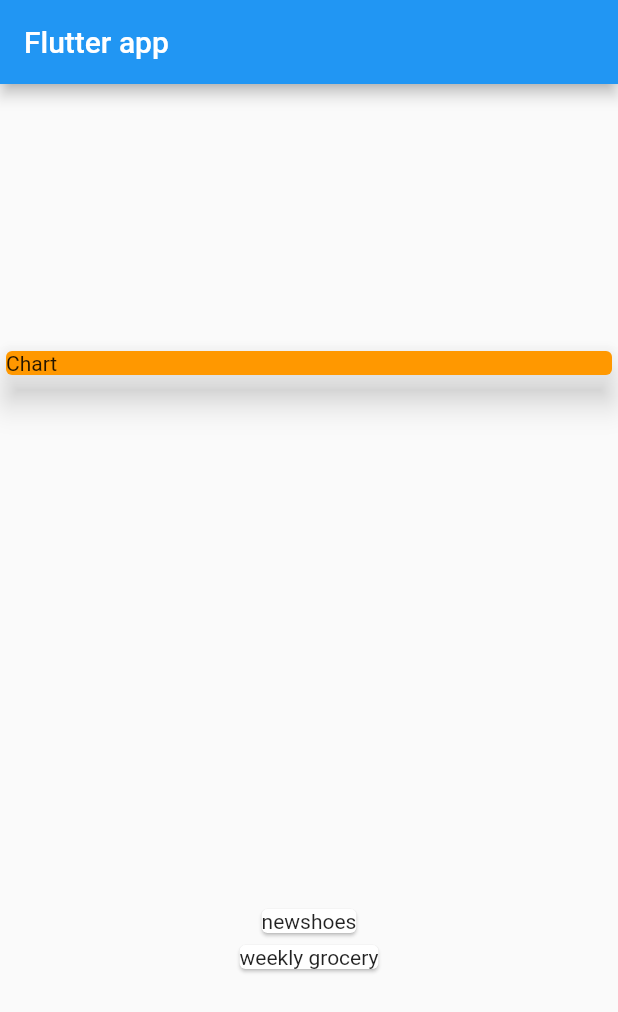
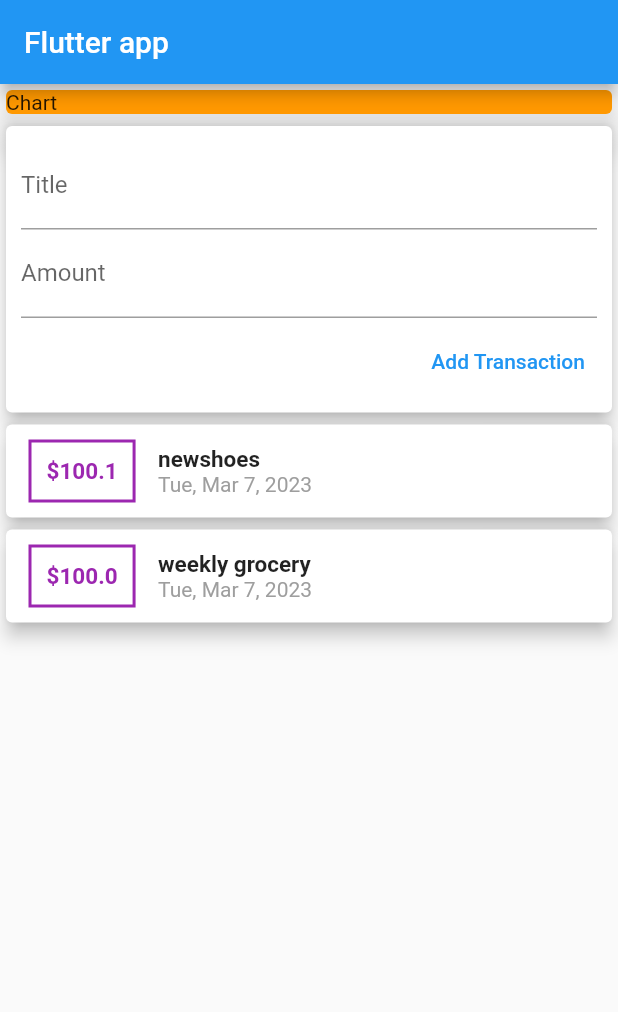
Before and after one commit to Akshatranakoti/flutter_expences, a Flutter app: the screen it shows after launch, on a phone screen of 412 x 824 dp. Shown: the top 1012 px of the screen. Run offline on Flutter 3.47's test engine with Material 2 defaults, Android fonts, the light colour scheme and no system bars.

Commit message:
text_fields

```diff
--- a/lib/main.dart
+++ b/lib/main.dart
@@ -1,5 +1,7 @@
 import 'package:flutter/material.dart';
+import 'package:flutter/services.dart';
 import './transaction.dart';
+import 'package:intl/intl.dart';
 
 void main() {
   runApp(MyApp());
@@ -21,7 +23,7 @@ class MyHomePage extends StatelessWidget {
     Transaction(
       id: 't1',
       title: 'newshoes',
-      amount: 70.1,
+      amount: 100.1,
       date: DateTime.now(),
     ),
     Transaction(
@@ -29,9 +31,12 @@ class MyHomePage extends StatelessWidget {
       title: 'weekly grocery',
       amount: 100,
       date: DateTime.now(),
-    )
+    ),
   ];
-
+  // String? titleInput;
+  // String? amountInput;
+  final titleController = TextEditingController();
+  final amountController = TextEditingController();
   @override
   Widget build(BuildContext context) {
     return Scaffold(
@@ -39,7 +44,7 @@ class MyHomePage extends StatelessWidget {
           title: Text("Flutter app"),
         ),
         body: Column(
-          mainAxisAlignment: MainAxisAlignment.spaceAround,
+          //mainAxisAlignment: MainAxisAlignment.spaceAround,
           crossAxisAlignment: CrossAxisAlignment.stretch,
           children: [
             Container(
@@ -50,11 +55,79 @@ class MyHomePage extends StatelessWidget {
                 child: Text("Chart"),
               ),
             ),
+            Card(
+              elevation: 5,
+              child: Container(
+                padding: EdgeInsets.all(10),
+                child: Column(
+                    crossAxisAlignment: CrossAxisAlignment.end,
+                    children: [
+                      TextField(
+                        decoration: InputDecoration(labelText: 'Title'),
+                        controller: titleController,
+                        // onChanged: (value) {
+                        //   titleInput = value;
+
+                        // },
+                      ),
+                      TextField(
+                        decoration: InputDecoration(labelText: 'Amount'),
+                        controller: amountController,
+                        // onChanged: (value) => amountInput = value,
+                      ),
+                      SizedBox(
+                        height: 5,
+                      ),
+                      TextButton(
+                          onPressed: () {
+                            // print(titleInput);
+                            // print(amountInput);
+                            print(titleController.text);
+                          },
+                          child: Text('Add Transaction'))
+                    ]),
+              ),
+            ),
             Column(
               children: transactions.map((tx) {
                 return Card(
-                  child: Text(tx.title.toString()),
-                );
+                    elevation: 5,
+                    child: Row(
+                      children: [
+                        Container(
+                          decoration: BoxDecoration(
+                              border:
+                                  Border.all(color: Colors.purple, width: 2)),
+                          child: Text(
+                            '\$${tx.amount}',
+                            style: TextStyle(
+                                fontWeight: FontWeight.bold,
+                                fontSize: 15,
+                                color: Colors.purple),
+                          ),
+                          padding: EdgeInsets.all(10),
+                          margin: EdgeInsets.symmetric(
+                              vertical: 10, horizontal: 15),
+                        ),
+                        Column(
+                          crossAxisAlignment: CrossAxisAlignment.start,
+                          children: [
+                            Text(
+                              tx.title.toString(),
+                              // ignore: prefer_const_constructors
+                              style: TextStyle(
+                                fontWeight: FontWeight.bold,
+                                fontSize: 15,
+                              ),
+                            ),
+                            Text(
+                              DateFormat.yMMMEd().format(tx.date),
+                              style: TextStyle(color: Colors.grey),
+                            )
+                          ],
+                        )
+                      ],
+                    ));
               }).toList(),
             )
           ],
--- a/lib/transaction.dart
+++ b/lib/transaction.dart
@@ -1,13 +1,13 @@
 import 'package:flutter/material.dart';
 
 class Transaction {
-  final String? id;
-  final String? title;
-  final double? amount;
-  final DateTime? date;
+  final String id;
+  final String title;
+  final double amount;
+  final DateTime date;
   Transaction(
-      {@required this.id,
-      @required this.title,
-      @required this.amount,
-      @required this.date});
+      {required this.id,
+      required this.title,
+      required this.amount,
+      required this.date});
 }
--- a/pubspec.yaml
+++ b/pubspec.yaml
@@ -35,6 +35,7 @@ dependencies:
   # The following adds the Cupertino Icons font to your application.
   # Use with the CupertinoIcons class for iOS style icons.
   cupertino_icons: ^1.0.2
+  intl: ^0.18.0
 
 dev_dependencies:
   flutter_test:
```
Also changed, not shown: pubspec.lock.
